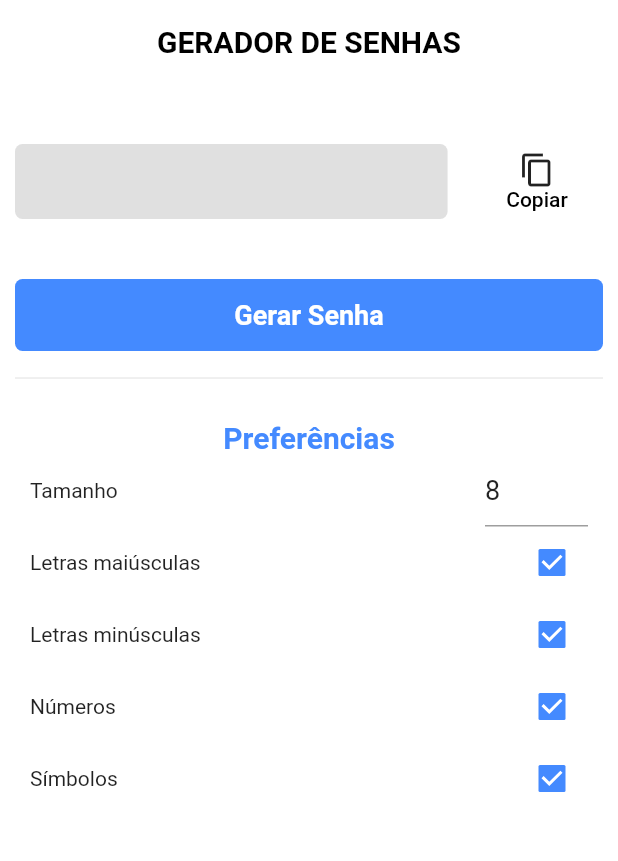
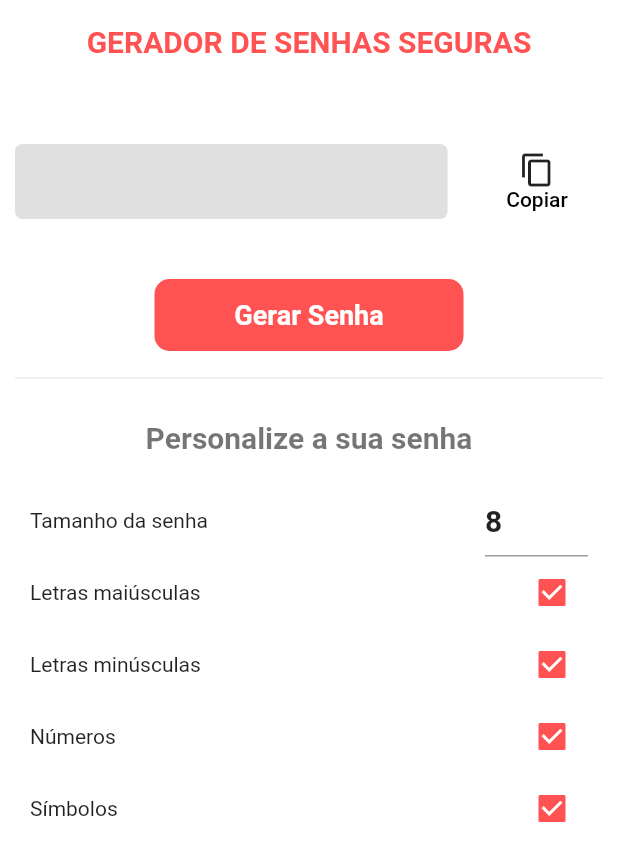
Before and after one commit to HeneryPaina/app_gerador_senha, a Flutter app: the screen it shows after launch, on a phone screen of 412 x 824 dp. Shown: the top 861 px of the screen. Run offline on Flutter 3.47's test engine with Material 2 defaults, Android fonts, the phone set to English and light mode, and no system bars; our stand-ins replace flushbar.

Commit message:
Estilizando o app

```diff
--- a/lib/pages/home.dart
+++ b/lib/pages/home.dart
@@ -71,8 +71,9 @@ class _HomeState extends State<Home> {
       backgroundColor: Colors.white,
       appBar: AppBar(
         title: Text(
-          "GERADOR DE SENHAS",
-          style: TextStyle(color: Colors.black, fontWeight: FontWeight.bold),
+          "GERADOR DE SENHAS SEGURAS",
+          style:
+              TextStyle(color: Colors.redAccent, fontWeight: FontWeight.bold),
         ),
         elevation: 0,
         centerTitle: true,
@@ -128,10 +129,10 @@ class _HomeState extends State<Home> {
                 height: 40,
               ),
               Container(
-                width: MediaQuery.of(context).size.width,
+                width: MediaQuery.of(context).size.width * .50,
                 decoration: BoxDecoration(
-                    borderRadius: BorderRadius.circular(5),
-                    color: Colors.blueAccent),
+                    borderRadius: BorderRadius.circular(10),
+                    color: Colors.redAccent),
                 child: FlatButton(
                   child: Text(
                     "Gerar Senha",
@@ -168,22 +169,26 @@ class _HomeState extends State<Home> {
                 child: Column(
                   children: [
                     Text(
-                      "Preferências",
+                      "Personalize a sua senha",
                       style: TextStyle(
                           fontWeight: FontWeight.bold,
                           fontSize: 20,
-                          color: Colors.blueAccent),
+                          color: Colors.black54),
+                    ),
+                    SizedBox(
+                      height: 20,
                     ),
                     Row(
                       mainAxisAlignment: MainAxisAlignment.spaceBetween,
                       children: <Widget>[
-                        Text("Tamanho"),
+                        Text("Tamanho da senha"),
                         Container(
                           width: MediaQuery.of(context).size.width / 6,
                           child: TextField(
                             controller: _controllerTamanho,
                             keyboardType: TextInputType.number,
-                            style: TextStyle(fontSize: 18),
+                            style: TextStyle(
+                                fontSize: 20, fontWeight: FontWeight.bold),
                           ),
                         )
                       ],
@@ -195,13 +200,13 @@ class _HomeState extends State<Home> {
                         Checkbox(
                           value: letrasMaiusculas,
                           checkColor: Colors.white,
-                          activeColor: Colors.blueAccent,
+                          activeColor: Colors.redAccent,
                           onChanged: (bool value) {
                             setState(() {
                               letrasMaiusculas = value;
                             });
                           },
-                        )
+                        ),
                       ],
                     ),
                     Row(
@@ -211,7 +216,7 @@ class _HomeState extends State<Home> {
                         Checkbox(
                           value: letrasMinusculas,
                           checkColor: Colors.white,
-                          activeColor: Colors.blueAccent,
+                          activeColor: Colors.redAccent,
                           onChanged: (bool value) {
                             setState(() {
                               letrasMinusculas = value;
@@ -227,7 +232,7 @@ class _HomeState extends State<Home> {
                         Checkbox(
                           value: numeros,
                           checkColor: Colors.white,
-                          activeColor: Colors.blueAccent,
+                          activeColor: Colors.redAccent,
                           onChanged: (bool value) {
                             setState(() {
                               numeros = value;
@@ -243,7 +248,7 @@ class _HomeState extends State<Home> {
                         Checkbox(
                           value: simbolos,
                           checkColor: Colors.white,
-                          activeColor: Colors.blueAccent,
+                          activeColor: Colors.redAccent,
                           onChanged: (bool value) {
                             setState(() {
                               simbolos = value;
```
